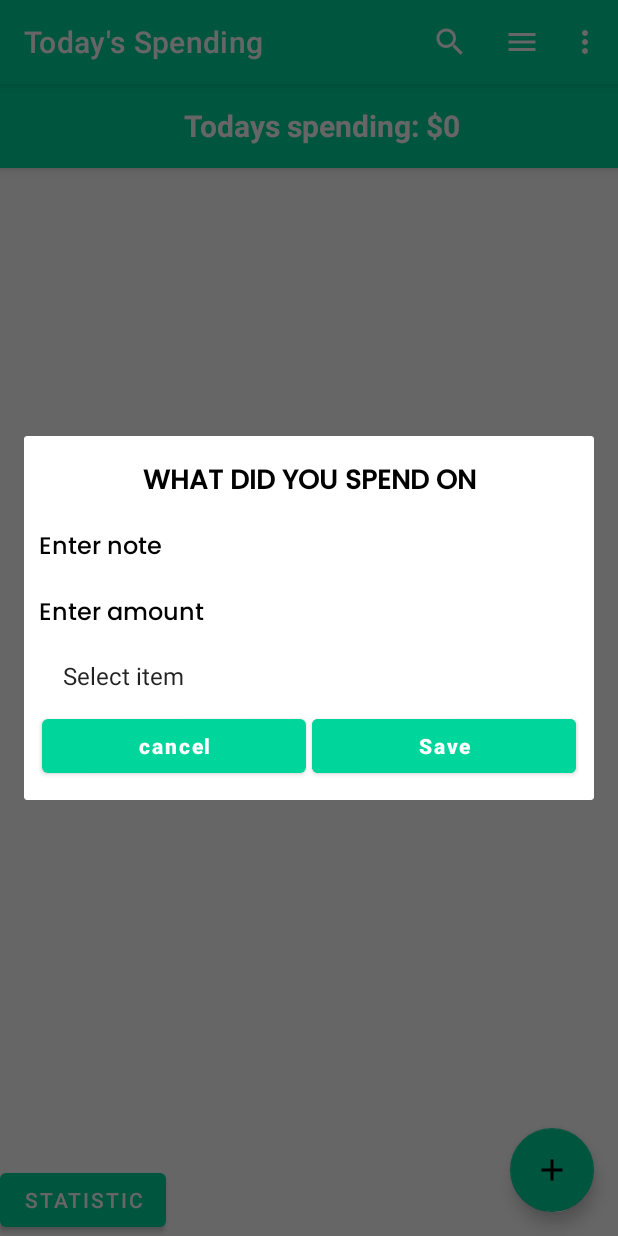
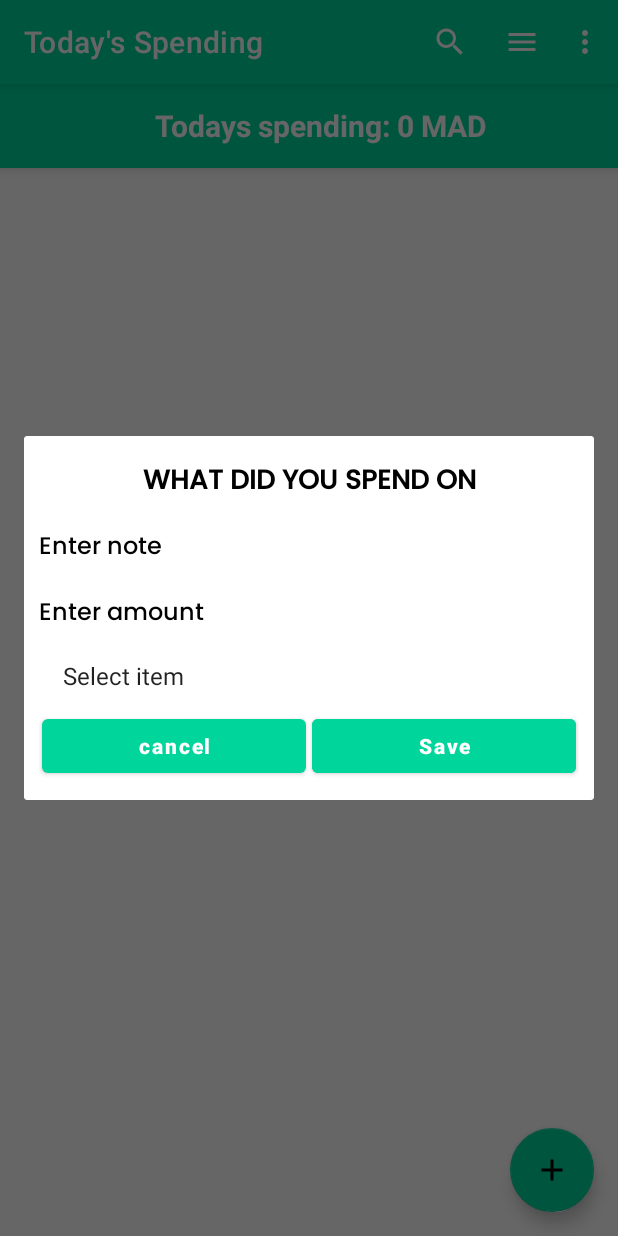
Before and after one commit to AyoubRhiti/DailyBudgetApp, an Android app: the MainActivity screen opened directly, with no data from a screen before it, after a tap on an icon or button, on a phone screen of 412 x 824 dp. Run offline under Robolectric (Android 15) with nearby library versions, the phone set to English and light mode, and no system bars; our stand-ins replace Firebase (no records; nobody signed in at launch, a user with empty details on screens opened directly); libraries missing offline, so code that uses them is left out: com.anychart, com.anychart.chart, com.anychart.charts, com.google.mlkit.common.

Commit message:
update Ayoub Rhiti

```diff
--- a/app/src/main/java/com/example/budgingapp/MainActivity.java
+++ b/app/src/main/java/com/example/budgingapp/MainActivity.java
@@ -113,13 +113,6 @@ public class MainActivity extends AppCompatActivity implements NavigationView.On
         userEmail = headerview.findViewById(R.id.Hemail);
 
 
-        statBtn  = findViewById(R.id.statisticBtn);
-        statBtn.setOnClickListener(new View.OnClickListener() {
-            @Override
-            public void onClick(View view) {
-                openStatisticView();
-            }
-        });
 
         toolbar  = findViewById(R.id.toolbar);
         //setSupportActionBar(toolbar);
@@ -190,7 +183,7 @@ public class MainActivity extends AppCompatActivity implements NavigationView.On
                     int pTotal = Integer.parseInt(String.valueOf(total));
                     totalAmount+=pTotal;
 
-                    amountTxtview.setText("Total Day's Spending: $"+totalAmount);
+                    amountTxtview.setText("Total Day's Spending: "+totalAmount+ " MAD");
 
                 }
 
--- a/app/src/main/res/layout/activity_account.xml
+++ b/app/src/main/res/layout/activity_account.xml
@@ -62,7 +62,7 @@
 
     <Button
         android:id="@+id/logoutBtn"
-        android:layout_width="325dp"
+        android:layout_width="358dp"
         android:layout_height="wrap_content"
         android:layout_margin="20dp"
         android:background="#000000"
--- a/app/src/main/res/layout/activity_main.xml
+++ b/app/src/main/res/layout/activity_main.xml
@@ -27,7 +27,7 @@
                 android:id="@+id/totalAmountSpentTv"
                 android:layout_width="match_parent"
                 android:layout_height="wrap_content"
-                android:text="Todays spending: $0"
+                android:text="Todays spending: 0 MAD"
                 android:textSize="20sp"
                 android:textStyle="bold"
                 android:textColor="#FFF"
@@ -55,13 +55,6 @@
                 app:backgroundTint="#00D59B"
                 android:src="@drawable/ic_plus"
                 app:fabSize="normal"/>
-
-            <Button
-                android:id="@+id/statisticBtn"
-                android:layout_width="wrap_content"
-                android:layout_height="wrap_content"
-                android:text="Statistic"
-                android:layout_gravity="bottom" />
         </androidx.coordinatorlayout.widget.CoordinatorLayout>
     </LinearLayout>
 
```
Also changed, not shown: app/src/main/res/layout/update_layout.xml (+7 -5 lines).
